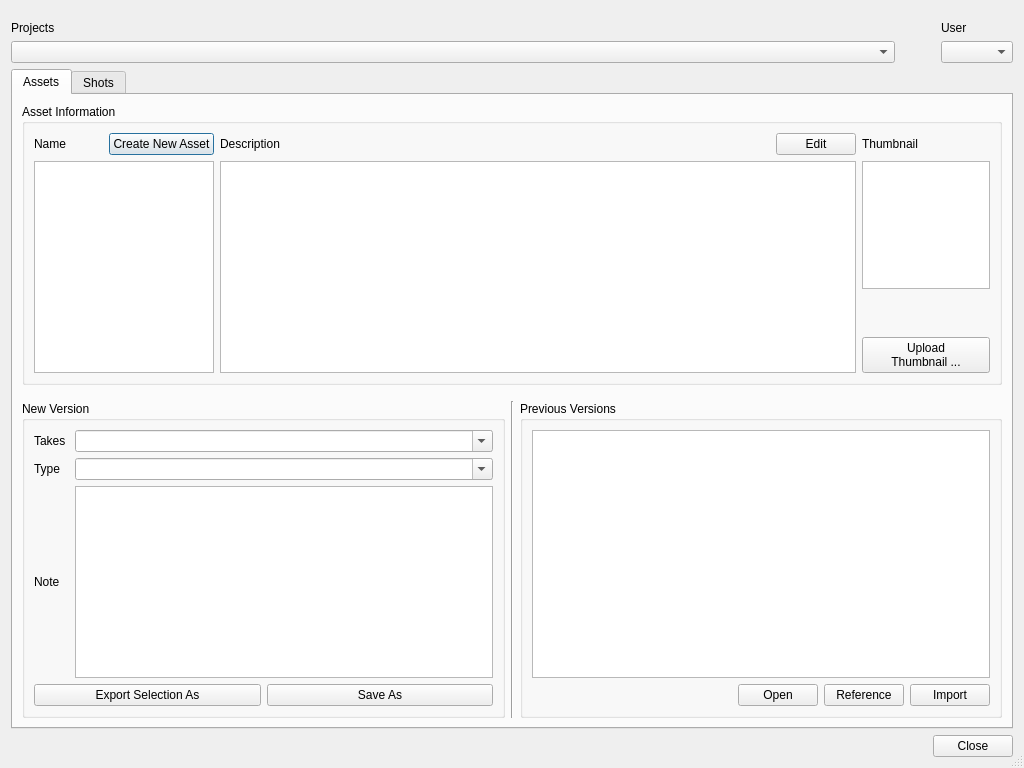
First picture: the form in oyProjectManager/ui/assetManager3.ui, repository code-google-com/oyprojectmanager, before the edit.
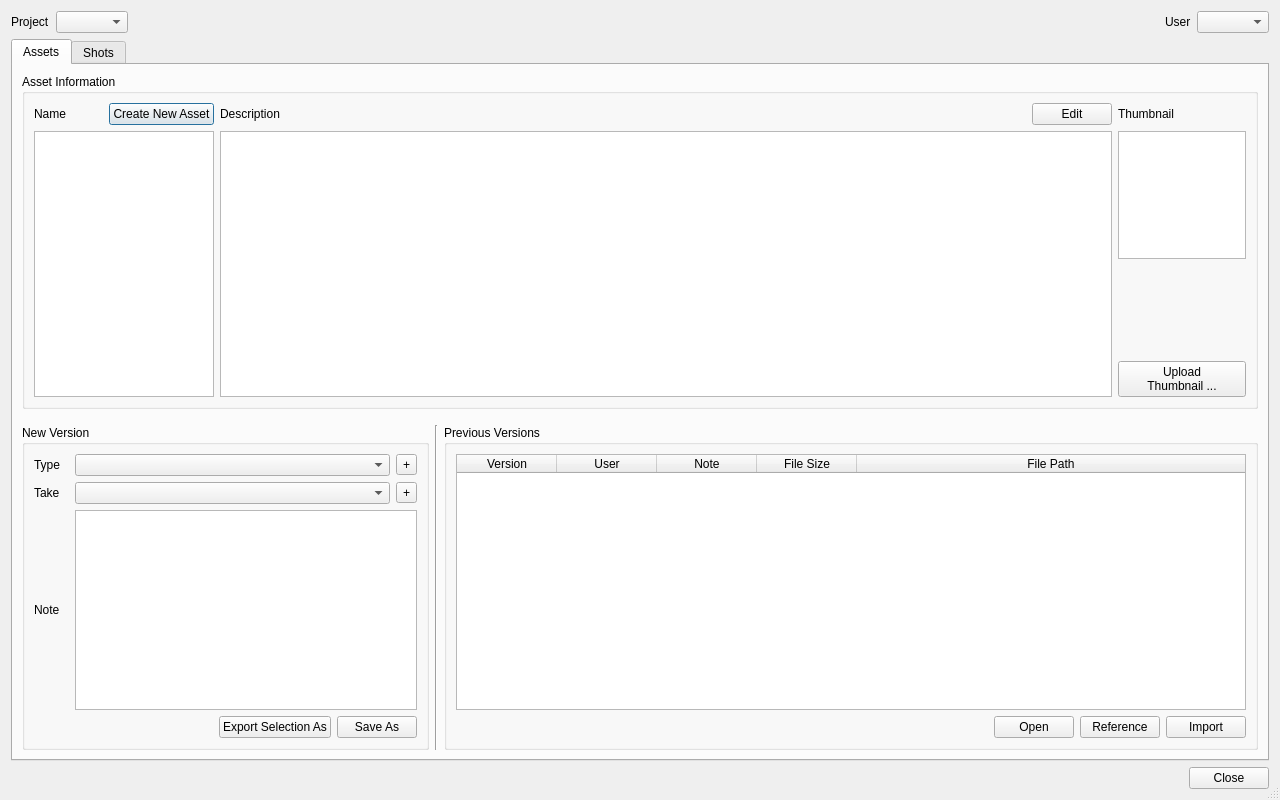
Second picture: the form after the edit.

Commit message: developing the asset creator interface

```diff
--- a/oyProjectManager/ui/assetManager3.ui
+++ b/oyProjectManager/ui/assetManager3.ui
@@ -9,8 +9,8 @@
    <rect>
     <x>0</x>
     <y>0</y>
-    <width>1024</width>
-    <height>768</height>
+    <width>1280</width>
+    <height>800</height>
    </rect>
   </property>
   <property name="sizePolicy">
@@ -45,61 +45,54 @@
        <number>0</number>
       </property>
       <item>
-       <layout class="QGridLayout" name="gridLayout_2">
-        <property name="leftMargin">
-         <number>0</number>
-        </property>
-        <property name="topMargin">
-         <number>10</number>
-        </property>
-        <item row="0" column="0">
+       <layout class="QHBoxLayout" name="horizontalLayout_11" stretch="0,0,1,0,0">
+        <item>
          <widget class="QLabel" name="projects_label">
           <property name="text">
-           <string>Projects</string>
+           <string>Project</string>
           </property>
          </widget>
         </item>
-        <item row="1" column="0">
-         <widget class="QComboBox" name="projects_comboBox">
-          <property name="sizePolicy">
-           <sizepolicy hsizetype="MinimumExpanding" vsizetype="Fixed">
-            <horstretch>1</horstretch>
-            <verstretch>0</verstretch>
-           </sizepolicy>
+        <item>
+         <widget class="QComboBox" name="projects_comboBox"/>
+        </item>
+        <item>
+         <spacer name="horizontalSpacer_4">
+          <property name="orientation">
+           <enum>Qt::Horizontal</enum>
           </property>
-         </widget>
+          <property name="sizeHint" stdset="0">
+           <size>
+            <width>40</width>
+            <height>20</height>
+           </size>
+          </property>
+         </spacer>
         </item>
-        <item row="0" column="2">
+        <item>
          <widget class="QLabel" name="user_label">
           <property name="text">
            <string>User</string>
           </property>
          </widget>
         </item>
-        <item row="1" column="2">
+        <item>
          <widget class="QComboBox" name="user_comboBox"/>
         </item>
-        <item row="1" column="1">
-         <spacer name="horizontalSpacer_4">
-          <property name="orientation">
-           <enum>Qt::Horizontal</enum>
-          </property>
-          <property name="sizeHint" stdset="0">
-           <size>
-            <width>40</width>
-            <height>20</height>
-           </size>
-          </property>
-         </spacer>
-        </item>
        </layout>
       </item>
       <item>
        <widget class="QTabWidget" name="tabWidget">
+        <property name="enabled">
+         <bool>true</bool>
+        </property>
         <property name="currentIndex">
          <number>0</number>
         </property>
         <widget class="QWidget" name="assets_tab">
+         <property name="enabled">
+          <bool>true</bool>
+         </property>
          <property name="sizePolicy">
           <sizepolicy hsizetype="Preferred" vsizetype="Preferred">
            <horstretch>1</horstretch>
@@ -323,7 +316,7 @@
            </widget>
           </item>
           <item>
-           <layout class="QHBoxLayout" name="horizontalLayout_10">
+           <layout class="QHBoxLayout" name="horizontalLayout_10" stretch="1,0,2">
             <property name="topMargin">
              <number>10</number>
             </property>
@@ -335,7 +328,7 @@
               <layout class="QVBoxLayout" name="verticalLayout_6">
                <item>
                 <layout class="QGridLayout" name="gridLayout_3">
-                 <item row="0" column="0">
+                 <item row="1" column="0">
                   <widget class="QLabel" name="takes_label">
                    <property name="minimumSize">
                     <size>
@@ -350,44 +343,11 @@
                     </font>
                    </property>
                    <property name="text">
-                    <string>Takes</string>
+                    <string>Take</string>
                    </property>
                   </widget>
                  </item>
-                 <item row="0" column="1">
-                  <widget class="QComboBox" name="takes_comboBox">
-                   <property name="editable">
-                    <bool>true</bool>
-                   </property>
-                  </widget>
-                 </item>
-                 <item row="1" column="0">
-                  <widget class="QLabel" name="version_types_label">
-                   <property name="minimumSize">
-                    <size>
-                     <width>35</width>
-                     <height>0</height>
-                    </size>
-                   </property>
-                   <property name="font">
-                    <font>
-                     <weight>50</weight>
-                     <bold>false</bold>
-                    </font>
-                   </property>
-                   <property name="text">
-                    <string>Type</string>
-                   </property>
-                  </widget>
-                 </item>
-                 <item row="1" column="1">
-                  <widget class="QComboBox" name="types_comboBox">
-                   <property name="editable">
-                    <bool>true</bool>
-                   </property>
-                  </widget>
-                 </item>
-                 <item row="3" column="0">
+                 <item row="2" column="0">
                   <widget class="QLabel" name="note_label">
                    <property name="minimumSize">
                     <size>
@@ -400,8 +360,8 @@
                    </property>
                   </widget>
                  </item>
-                 <item row="3" column="1">
-                  <widget class="QTextEdit" name="version_note_textEdit">
+                 <item row="2" column="1">
+                  <widget class="QTextEdit" name="asset_version_note_textEdit">
                    <property name="enabled">
                     <bool>true</bool>
                    </property>
@@ -417,10 +377,78 @@
                    </property>
                   </widget>
                  </item>
+                 <item row="0" column="0">
+                  <widget class="QLabel" name="asset_version_types_label">
+                   <property name="minimumSize">
+                    <size>
+                     <width>35</width>
+                     <height>0</height>
+                    </size>
+                   </property>
+                   <property name="font">
+                    <font>
+                     <weight>50</weight>
+                     <bold>false</bold>
+                    </font>
+                   </property>
+                   <property name="text">
+                    <string>Type</string>
+                   </property>
+                  </widget>
+                 </item>
+                 <item row="0" column="1">
+                  <layout class="QHBoxLayout" name="horizontalLayout_4">
+                   <item>
+                    <widget class="QComboBox" name="asset_version_types_comboBox">
+                     <property name="editable">
+                      <bool>false</bool>
+                     </property>
+                    </widget>
+                   </item>
+                   <item>
+                    <widget class="QToolButton" name="add_asset_type_toolButton">
+                     <property name="text">
+                      <string>+</string>
+                     </property>
+                    </widget>
+                   </item>
+                  </layout>
+                 </item>
+                 <item row="1" column="1">
+                  <layout class="QHBoxLayout" name="horizontalLayout_6">
+                   <item>
+                    <widget class="QComboBox" name="takes_comboBox">
+                     <property name="editable">
+                      <bool>false</bool>
+                     </property>
+                    </widget>
+                   </item>
+                   <item>
+                    <widget class="QToolButton" name="add_asset_take_toolButton">
+                     <property name="text">
+                      <string>+</string>
+                     </property>
+                    </widget>
+                   </item>
+                  </layout>
+                 </item>
                 </layout>
                </item>
                <item>
                 <layout class="QHBoxLayout" name="horizontalLayout_2">
+                 <item>
+                  <spacer name="horizontalSpacer_7">
+                   <property name="orientation">
+                    <enum>Qt::Horizontal</enum>
+                   </property>
+                   <property name="sizeHint" stdset="0">
+                    <size>
+                     <width>40</width>
+                     <height>20</height>
+                    </size>
+                   </property>
+                  </spacer>
+                 </item>
                  <item>
                   <widget class="QPushButton" name="export_as_pushButton">
                    <property name="text">
@@ -457,7 +485,51 @@
               </property>
               <layout class="QVBoxLayout" name="verticalLayout_7">
                <item>
-                <widget class="QListWidget" name="previous_versions_listWidget"/>
+                <widget class="QTableWidget" name="previous_versions_tableWidget">
+                 <property name="editTriggers">
+                  <set>QAbstractItemView::NoEditTriggers</set>
+                 </property>
+                 <property name="selectionMode">
+                  <enum>QAbstractItemView::SingleSelection</enum>
+                 </property>
+                 <property name="selectionBehavior">
+                  <enum>QAbstractItemView::SelectRows</enum>
+                 </property>
+                 <property name="showGrid">
+                  <bool>false</bool>
+                 </property>
+                 <attribute name="horizontalHeaderStretchLastSection">
+                  <bool>true</bool>
+                 </attribute>
+                 <attribute name="verticalHeaderStretchLastSection">
+                  <bool>false</bool>
+                 </attribute>
+                 <column>
+                  <property name="text">
+                   <string>Version</string>
+                  </property>
+                 </column>
+                 <column>
+                  <property name="text">
+                   <string>User</string>
+                  </property>
+                 </column>
+                 <column>
+                  <property name="text">
+                   <string>Note</string>
+                  </property>
+                 </column>
+                 <column>
+                  <property name="text">
+                   <string>File Size</string>
+                  </property>
+                 </column>
+                 <column>
+                  <property name="text">
+                   <string>File Path</string>
+                  </property>
+                 </column>
+                </widget>
                </item>
                <item>
                 <layout class="QHBoxLayout" name="horizontalLayout_5">
```
Left out of the diff: 11 changed lines with no effect on the pictures. The commit also changes 13 other files.
